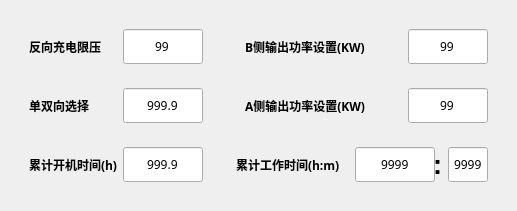
Curtain-Wang/BatteryControl, file tform6.ui: the form before one commit.
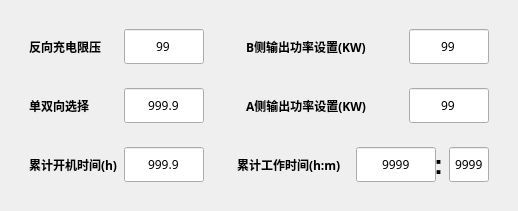
The form after the commit.

The edit to the form file:
```diff
--- a/tform6.ui
+++ b/tform6.ui
@@ -6,8 +6,8 @@
    <rect>
     <x>0</x>
     <y>0</y>
-    <width>482</width>
-    <height>187</height>
+    <width>518</width>
+    <height>209</height>
    </rect>
   </property>
   <property name="windowTitle">
```
Left out of the diff: 4 changed lines with no effect on the pictures.
